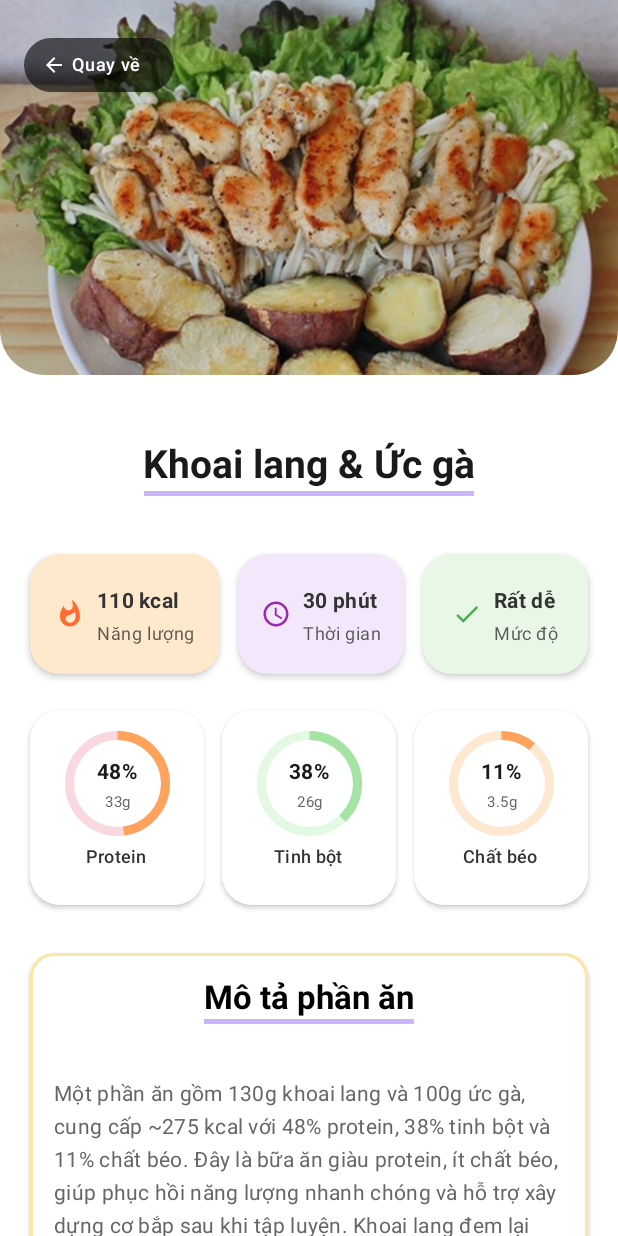
After one commit to chi-trung/NUTRI-FIT, an Android app built with Jetpack Compose: the composable MealDetailScreen called with empty values, on a phone screen of 412 x 824 dp. The commit adds this screen. Run offline under Robolectric (Android 15) with nearby library versions, the phone set to English and light mode, and no system bars.

Commit message:
Add page MealDetailScreen UI

```diff
--- a/app/src/main/java/com/example/nutrifit/ui/navigation/AppNavHost.kt
+++ b/app/src/main/java/com/example/nutrifit/ui/navigation/AppNavHost.kt
@@ -25,6 +25,7 @@ import com.example.nutrifit.ui.screens.register.RegisterScreen
 import com.example.nutrifit.ui.screens.target.TargetScreen
 import com.example.nutrifit.ui.screens.schedule.ScheduleScreen
 import com.example.nutrifit.ui.screens.workout.WorkoutScreen
+import com.example.nutrifit.ui.screens.meal.MealDetailScreen
 
 @Composable
 fun AppNavHost() {
@@ -168,6 +169,10 @@ fun AppNavHost() {
             composable(NavRoutes.Meal) { MealScreen(navController) }
             composable(NavRoutes.Workout) { WorkoutScreen() }
             composable(NavRoutes.Map) { MapScreen() }
+            composable("mealdetail/{mealId}") { backStackEntry ->
+                val mealId = backStackEntry.arguments?.getString("mealId")?.toIntOrNull() ?: 0
+                MealDetailScreen(mealId = mealId, navController = navController)
+            }
         }
     }
 }
--- /dev/null
+++ b/app/src/main/java/com/example/nutrifit/ui/screens/meal/MealDetailScreen.kt
@@ -0,0 +1,556 @@
+package com.example.nutrifit.ui.screens.meal
+
+import androidx.compose.foundation.Canvas
+import androidx.compose.foundation.Image
+import androidx.compose.foundation.background
+import androidx.compose.foundation.layout.*
+import androidx.compose.foundation.rememberScrollState
+import androidx.compose.foundation.shape.CircleShape
+import androidx.compose.foundation.shape.RoundedCornerShape
+import androidx.compose.foundation.verticalScroll
+import androidx.compose.material.icons.Icons
+import androidx.compose.material.icons.filled.ArrowBack
+import androidx.compose.material.icons.filled.Check
+import androidx.compose.material.icons.filled.Schedule
+import androidx.compose.material.icons.filled.Whatshot
+import androidx.compose.material3.*
+import androidx.compose.runtime.Composable
+import androidx.compose.ui.Alignment
+import androidx.compose.ui.Modifier
+import androidx.compose.ui.draw.clip
+import androidx.compose.ui.draw.shadow
+import androidx.compose.ui.geometry.Offset
+import androidx.compose.ui.geometry.Size
+import androidx.compose.ui.graphics.*
+import androidx.compose.ui.graphics.drawscope.Stroke
+import androidx.compose.ui.layout.ContentScale
+import androidx.compose.ui.res.painterResource
+import androidx.compose.ui.text.font.FontWeight
+import androidx.compose.ui.text.style.TextAlign
+import androidx.compose.ui.tooling.preview.Preview
+import androidx.compose.ui.unit.dp
+import androidx.compose.ui.unit.sp
+import androidx.navigation.NavController
+import com.example.nutrifit.R
+import androidx.compose.foundation.BorderStroke
+
+@OptIn(ExperimentalMaterial3Api::class)
+@Composable
+fun MealDetailScreen(mealId: Int, navController: NavController?) {
+    val scrollState = rememberScrollState()
+
+    Column(
+        modifier = Modifier
+            .fillMaxSize()
+            .background(Color.White)
+            .verticalScroll(scrollState)
+    ) {
+        Box(
+            modifier = Modifier
+                .fillMaxWidth()
+                .height(250.dp)
+        ) {
+            Image(
+                painter = painterResource(id = R.drawable.meal_khoai_lang_uc_ga),
+                contentDescription = "Khoai lang & ức gà",
+                modifier = Modifier
+                    .fillMaxSize()
+                    .clip(RoundedCornerShape(bottomStart = 30.dp, bottomEnd = 30.dp)),
+                contentScale = ContentScale.Crop
+            )
+
+            Card(
+                onClick = { navController?.popBackStack() },
+                modifier = Modifier
+                    .padding(start = 16.dp, end = 16.dp)
+                    .offset(y = 25.dp)
+                    .width(100.dp)
+                    .height(36.dp),
+                shape = RoundedCornerShape(18.dp),
+                colors = CardDefaults.cardColors(
+                    containerColor = Color.Black.copy(alpha = 0.6f)
+                )
+            )
+            {
+                Row(
+                    modifier = Modifier
+                        .fillMaxSize()
+                        .padding(horizontal = 12.dp),
+                    verticalAlignment = Alignment.CenterVertically,
+                    horizontalArrangement = Arrangement.Start
+                ) {
+                    Icon(
+                        imageVector = Icons.Default.ArrowBack,
+                        contentDescription = "Back",
+                        tint = Color.White,
+                        modifier = Modifier.size(16.dp)
+                    )
+                    Spacer(modifier = Modifier.width(4.dp))
+                    Text(
+                        text = "Quay về",
+                        color = Color.White,
+                        fontSize = 12.sp,
+                        fontWeight = FontWeight.Medium
+                    )
+                }
+            }
+        }
+
+        Spacer(modifier = Modifier.height(40.dp))
+
+        Column(
+            modifier = Modifier.fillMaxWidth(),
+            horizontalAlignment = Alignment.CenterHorizontally
+        ) {
+            Text(
+                text = "Khoai lang & Ức gà",
+                style = MaterialTheme.typography.headlineLarge,
+                fontWeight = FontWeight.Bold,
+                color = Color(0xFF1A1A1A),
+                fontSize = 26.sp,
+                textAlign = TextAlign.Center
+
+            )
+
+            Spacer(modifier = Modifier.height(12.dp))
+
+            Box(
+                modifier = Modifier
+                    .width(220.dp)
+                    .height(3.dp)
+                    .offset(y = (-15).dp)
+                    .background(Color(0xFFC9B5F8))
+            )
+        }
+
+        Spacer(modifier = Modifier.height(24.dp))
+
+        Row(
+            modifier = Modifier
+                .fillMaxWidth()
+                .padding(horizontal = 20.dp),
+            horizontalArrangement = Arrangement.spacedBy(12.dp)
+        ) {
+            NutritionCard(
+                title = "110 kcal",
+                subtitle = "Năng lượng",
+                color = Color(0xFFFFE9CC),
+                textColor = Color(0xFF333333),
+                icon = Icons.Default.Whatshot,
+                iconColor = Color(0xFFFF6B35),
+                modifier = Modifier.weight(1.5f)
+            )
+
+            NutritionCard(
+                title = "30 phút",
+                subtitle = "Thời gian",
+                color = Color(0xFFF2E7FB),
+                textColor = Color(0xFF333333),
+                icon = Icons.Default.Schedule,
+                iconColor = Color(0xFF9C27B0),
+                modifier = Modifier.weight(1.3f)
+            )
+
+            NutritionCard(
+                title = "Rất dễ",
+                subtitle = "Mức độ",
+                color = Color(0xFFE9F8E6),
+                textColor = Color(0xFF333333),
+                icon = Icons.Default.Check,
+                iconColor = Color(0xFF4CAF50),
+                modifier = Modifier.weight(1.3f)
+            )
+        }
+
+        Spacer(modifier = Modifier.height(24.dp))
+
+        Row(
+            modifier = Modifier
+                .fillMaxWidth()
+                .padding(horizontal = 20.dp),
+            horizontalArrangement = Arrangement.spacedBy(12.dp)
+        ) {
+            NutritionRingCard(
+                percentage = 48,
+                title = "Protein",
+                grams = "33g",
+                ringColor = Color(0xFFFFA25C),
+                backgroundColor = Color(0xFFF9D8E0),
+                modifier = Modifier.weight(1f)
+            )
+
+            NutritionRingCard(
+                percentage = 38,
+                title = "Tinh bột",
+                grams = "26g",
+                ringColor = Color(0xFFA5E3A4),
+                backgroundColor = Color(0xFFE4F9E3),
+                modifier = Modifier.weight(1f)
+            )
+
+            NutritionRingCard(
+                percentage = 11,
+                title = "Chất béo",
+                grams = "3.5g",
+                ringColor = Color(0xFFFFA25C),
+                backgroundColor = Color(0xFFFFE8D1),
+                modifier = Modifier.weight(1f)
+            )
+        }
+
+        Spacer(modifier = Modifier.height(32.dp))
+
+        DescriptionSection()
+
+        Spacer(modifier = Modifier.height(24.dp))
+
+        CookingInstructionsSection()
+
+        Spacer(modifier = Modifier.height(24.dp))
+
+        Button(
+            onClick = {
+                navController?.popBackStack()
+            },
+            modifier = Modifier
+                .fillMaxWidth()
+                .height(48.dp)
+                .padding(horizontal = 20.dp)
+                .shadow(
+                    elevation = 4.dp,
+                    shape = RoundedCornerShape(10.dp),
+                    clip = false
+                ),
+            shape = RoundedCornerShape(10.dp),
+            colors = ButtonDefaults.buttonColors(
+                containerColor = Color(0xFF1C3C64)
+            )
+        ) {
+            Text(
+                text = "Xem thêm món ăn khác",
+                fontSize = 16.sp,
+                fontWeight = FontWeight.SemiBold,
+                color = Color.White
+            )
+        }
+
+        Spacer(modifier = Modifier.height(32.dp))
+
+    }
+}
+
+@Composable
+fun NutritionCard(
+    title: String,
+    subtitle: String,
+    color: Color,
+    textColor: Color,
+    icon: androidx.compose.ui.graphics.vector.ImageVector,
+    iconColor: Color,
+    modifier: Modifier = Modifier
+) {
+    Card(
+        modifier = modifier
+            .height(80.dp),
+        shape = RoundedCornerShape(20.dp),
+        colors = CardDefaults.cardColors(containerColor = color),
+        elevation = CardDefaults.cardElevation(defaultElevation = 3.dp)
+    ) {
+        Row(
+            modifier = Modifier
+                .padding(12.dp)
+                .fillMaxSize(),
+            verticalAlignment = Alignment.CenterVertically,
+            horizontalArrangement = Arrangement.Center
+        ) {
+            Icon(
+                imageVector = icon,
+                contentDescription = subtitle,
+                tint = iconColor,
+                modifier = Modifier.size(20.dp)
+            )
+
+            Spacer(modifier = Modifier.width(8.dp))
+
+            Column(
+                horizontalAlignment = Alignment.Start
+            ) {
+                Text(
+                    text = title,
+                    style = MaterialTheme.typography.titleMedium,
+                    fontWeight = FontWeight.Bold,
+                    color = textColor,
+                    fontSize = 14.sp
+                )
+                Spacer(modifier = Modifier.height(2.dp))
+                Text(
+                    text = subtitle,
+                    style = MaterialTheme.typography.bodySmall,
+                    color = textColor.copy(alpha = 0.8f),
+                    fontSize = 12.sp
+                )
+            }
+        }
+    }
+}
+
+@Composable
+fun NutritionRingCard(
+    percentage: Int,
+    title: String,
+    grams: String,
+    ringColor: Color,
+    backgroundColor: Color,
+    modifier: Modifier = Modifier
+) {
+    Card(
+        modifier = modifier.height(130.dp),
+        shape = RoundedCornerShape(20.dp),
+        colors = CardDefaults.cardColors(containerColor = Color.White),
+        elevation = CardDefaults.cardElevation(defaultElevation = 2.dp)
+    ) {
+        Box(
+            modifier = Modifier
+                .fillMaxSize()
+                .padding(horizontal = 12.dp, vertical = 14.dp)
+        ) {
+            Box(
+                modifier = Modifier
+                    .size(70.dp)
+                    .align(Alignment.TopCenter)
+            ) {
+                Canvas(modifier = Modifier.fillMaxSize()) {
+                    val strokeWidth = 6.dp.toPx()
+                    val radius = (size.minDimension - strokeWidth) / 2
+                    val center = Offset(size.width / 2, size.height / 2)
+
+                    drawCircle(
+                        color = backgroundColor,
+                        radius = radius,
+                        center = center,
+                        style = Stroke(strokeWidth)
+                    )
+
+                    val sweepAngle = (percentage * 360f) / 100f
+                    drawArc(
+                        color = ringColor,
+                        startAngle = -90f,
+                        sweepAngle = sweepAngle,
+                        useCenter = false,
+                        topLeft = Offset(center.x - radius, center.y - radius),
+                        size = Size(radius * 2, radius * 2),
+                        style = Stroke(strokeWidth)
+                    )
+                }
+
+                Column(
+                    modifier = Modifier.align(Alignment.Center),
+                    horizontalAlignment = Alignment.CenterHorizontally
+                ) {
+                    Text(
+                        text = "$percentage%",
+                        style = MaterialTheme.typography.titleMedium,
+                        fontWeight = FontWeight.Bold,
+                        color = Color(0xFF1A1A1A),
+                        fontSize = 14.sp
+                    )
+                    Text(
+                        text = grams,
+                        style = MaterialTheme.typography.bodySmall,
+                        color = Color(0xFF666666),
+                        fontSize = 10.sp
+                    )
+                }
+            }
+
+            Text(
+                text = title,
+                style = MaterialTheme.typography.bodyMedium,
+                color = Color(0xFF333333),
+                fontWeight = FontWeight.Medium,
+                fontSize = 12.sp,
+                modifier = Modifier
+                    .align(Alignment.BottomCenter)
+                    .padding(bottom = 8.dp)
+            )
+        }
+    }
+}
+
+@Composable
+fun DescriptionSection() {
+    Card(
+        modifier = Modifier
+            .fillMaxWidth()
+            .padding(horizontal = 20.dp),
+        shape = RoundedCornerShape(16.dp),
+        colors = CardDefaults.cardColors(
+            containerColor = Color.White
+        ),
+        elevation = CardDefaults.cardElevation(defaultElevation = 2.dp),
+        border = BorderStroke(2.dp, Color(0xFFF8D766).copy(alpha = 0.6f))
+    ) {
+        Column(
+            modifier = Modifier
+                .padding(16.dp)
+        ) {
+            Column(
+                modifier = Modifier.fillMaxWidth(),
+                horizontalAlignment = Alignment.CenterHorizontally
+            ) {
+                Text(
+                    text = "Mô tả phần ăn",
+                    style = MaterialTheme.typography.titleLarge,
+                    fontWeight = FontWeight.Bold,
+                    color = Color.Black,
+                    textAlign = TextAlign.Center
+                )
+
+                Spacer(modifier = Modifier.height(12.dp))
+
+                Box(
+                    modifier = Modifier
+                        .width(140.dp)
+                        .height(3.dp)
+                        .offset(y = (-12).dp)
+                        .background(Color(0xFFC9B5F8))
+                )
+            }
+
+            Spacer(modifier = Modifier.height(24.dp))
+
+            Text(
+                text = "Một phần ăn gồm 130g khoai lang và 100g ức gà, cung cấp ~275 kcal với 48% protein, 38% tinh bột và 11% chất béo. Đây là bữa ăn giàu protein, ít chất béo, giúp phục hồi năng lượng nhanh chóng và hỗ trợ xây dựng cơ bắp sau khi tập luyện. Khoai lang đem lại tinh bột tốt, trong khi ức gà cung cấp protein nạc, dễ tiêu hóa.",
+                style = MaterialTheme.typography.bodyMedium,
+                color = Color(0xFF666666),
+                lineHeight = 22.sp
+            )
+        }
+    }
+}
+
+@Composable
+fun CookingInstructionsSection() {
+    Card(
+        modifier = Modifier
+            .fillMaxWidth()
+            .padding(horizontal = 20.dp),
+        shape = RoundedCornerShape(12.dp),
+        colors = CardDefaults.cardColors(containerColor = Color.White),
+        elevation = CardDefaults.cardElevation(defaultElevation = 2.dp),
+        border = BorderStroke(2.dp, Color(0xFF5877A4))
+
+    ) {
+        Column(
+            modifier = Modifier
+                .padding(16.dp)
+        ) {
+            Column(
+                modifier = Modifier.fillMaxWidth(),
+                horizontalAlignment = Alignment.CenterHorizontally
+            ) {
+                Text(
+                    text = "Cách chế biến",
+                    style = MaterialTheme.typography.titleLarge,
+                    fontWeight = FontWeight.Bold,
+                    color = Color.Black,
+                    fontSize = 22.sp,
+                    textAlign = TextAlign.Center
+                )
+
+                Spacer(modifier = Modifier.height(12.dp))
+
+                Box(
+                    modifier = Modifier
+                        .width(140.dp)
+                        .height(3.dp)
+                        .offset(y = (-12).dp)
+                        .background(Color(0xFFC9B5F8))
+                )
+            }
+
+            Spacer(modifier = Modifier.height(24.dp))
+
+            NumberedInstruction(
+                number = 1,
+                title = "Sơ chế",
+                description = "• Rửa sạch 130g khoai lang, để nguyên vỏ hoặc gọt tùy ý.\n• Chuẩn bị 100g ức gà, rửa sạch, để ráo, có thể ướp với muối, tiêu, tỏi trong 5-10 phút."
+            )
+
+            Spacer(modifier = Modifier.height(8.dp))
+
+            NumberedInstruction(
+                number = 2,
+                title = "Nấu khoai lang",
+                description = "• Luộc hoặc hấp khoai trong 20-25 phút cho mềm.\n• Hoặc nướng 180°C trong 25-30 phút (thơm ngon, ngọt hơn)."
+            )
+
+            Spacer(modifier = Modifier.height(8.dp))
+
+            NumberedInstruction(
+                number = 3,
+                title = "Chế biến ức gà",
+                description = "• Luộc đun sôi nước, cho ức gà vào, luộc 15-20 phút, để nguội thái lát.\n• Nướng lò 180-200°C trong 18-20 phút.\n• Áp chảo cho ít dầu ăn, áp chảo 7-8 phút mỗi mặt."
+            )
+
+            Spacer(modifier = Modifier.height(8.dp))
+
+            NumberedInstruction(
+                number = 4,
+                title = "Hoàn thành",
+                description = "• Ăn kèm ức gà với khoai lang.\n• Có thể thêm rau xanh hoặc salad để cân bằng dinh dưỡng."
+            )
+        }
+    }
+}
+
+@Composable
+fun NumberedInstruction(number: Int, title: String, description: String) {
+    Row(
+        modifier = Modifier
+            .fillMaxWidth()
+            .padding(vertical = 4.dp),
+        verticalAlignment = Alignment.Top
+    ) {
+        Text(
+            text = "$number.",
+            style = MaterialTheme.typography.bodyMedium,
+            fontWeight = FontWeight.Bold,
+            color = Color(0xFF1C3C64),
+            fontSize = 16.sp,
+            modifier = Modifier.padding(top = 2.dp)
+        )
+
+        Spacer(modifier = Modifier.width(8.dp))
+
+        Column(
+            modifier = Modifier.weight(1f)
+        ) {
+            Text(
+                text = title,
+                style = MaterialTheme.typography.titleMedium,
+                fontWeight = FontWeight.SemiBold,
+                color = Color(0xFF1C3C64),
+                fontSize = 16.sp
+            )
+
+            Spacer(modifier = Modifier.height(4.dp))
+
+            Text(
+                text = description,
+                style = MaterialTheme.typography.bodyMedium,
+                color = Color(0xFF333333),
+                lineHeight = 20.sp,
+                fontSize = 14.sp
+            )
+        }
+    }
+}
+
+@Preview(showBackground = true, device = "spec:width=411dp,height=877dp")
+@Composable
+fun MealDetailScreenPreview() {
+    MaterialTheme {
+        MealDetailScreen(mealId = 1, navController = null)
+    }
+}
```
Also changed, not shown: app/src/main/res/drawable/meal_khoai_lang_uc_ga.png (added).
